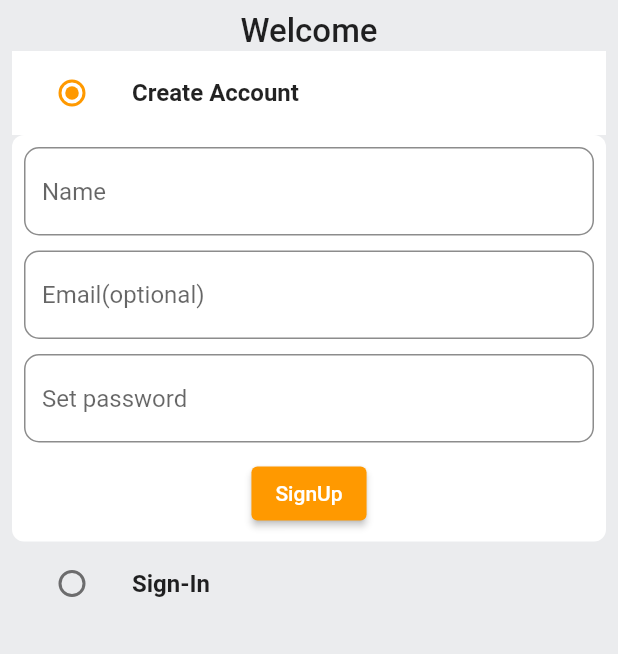
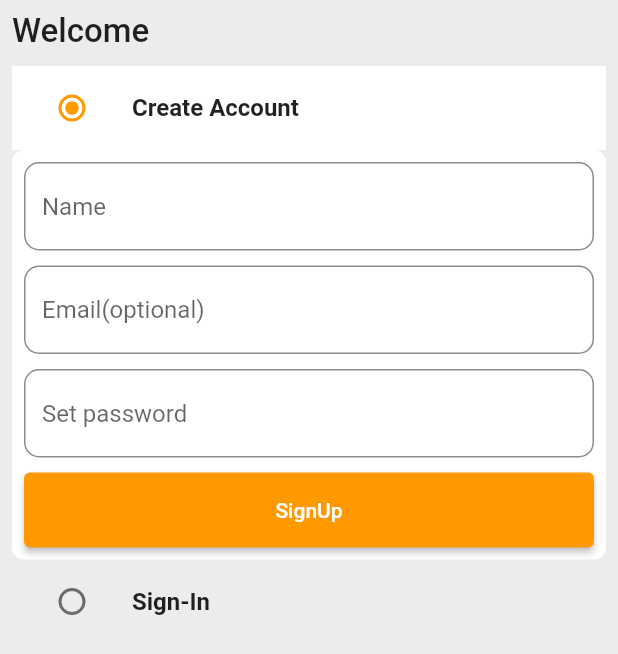
Before and after one commit to DhruvalGolakiya/amzon_clone, a Flutter app: the screen it shows after launch, on a phone screen of 412 x 824 dp. Shown: the top 654 px of the screen. Run offline on Flutter 3.47's test engine with Material 2 defaults, Android fonts, the phone set to English and light mode, and no system bars.

Commit message:
again commit

```diff
--- a/lib/common/Widgets/custom_button.dart
+++ b/lib/common/Widgets/custom_button.dart
@@ -1,3 +1,5 @@
+// ignore_for_file: sort_child_properties_last
+
 import 'package:flutter/material.dart';
 
 class CustomButton extends StatelessWidget {
@@ -14,6 +16,8 @@ class CustomButton extends StatelessWidget {
     return ElevatedButton(
       onPressed: () {},
       child: Text(text),
+      style: ElevatedButton.styleFrom(
+          minimumSize: const Size(double.infinity, 50)),
     );
   }
 }
--- a/lib/feature/auth/auth_screen.dart
+++ b/lib/feature/auth/auth_screen.dart
@@ -42,10 +42,14 @@ class _AuthScreenState extends State<AuthScreen> {
           child: Padding(
         padding: const EdgeInsets.all(8.0),
         child: Column(
+          crossAxisAlignment: CrossAxisAlignment.start,
           children: [
             Text(
               "Welcome",
               style: TextStyle(fontSize: 22, fontWeight: FontWeight.w500),
+            ),
+            SizedBox(
+              height: 10,
             ),
             ListTile(
               tileColor: auth == Auth.signup
@@ -105,6 +109,9 @@ class _AuthScreenState extends State<AuthScreen> {
                 ),
               ),
             ListTile(
+              tileColor: auth == Auth.signin
+                  ? GlobalVariable.backgroundColor
+                  : GlobalVariable.greyBackgroundCOlor,
               title: Text(
                 "Sign-In",
                 style: TextStyle(
@@ -121,7 +128,39 @@ class _AuthScreenState extends State<AuthScreen> {
                 value: Auth.signin,
                 groupValue: auth,
               ),
-            )
+            ),
+            if (auth == Auth.signin)
+              Container(
+                decoration: BoxDecoration(
+                  borderRadius: BorderRadius.circular(8),
+                  color: GlobalVariable.backgroundColor,
+                ),
+                padding: EdgeInsets.all(8),
+                /*  color: GlobalVariable.backgroundColor, */
+                child: Form(
+                  key: _signInFormKey,
+                  child: Column(children: [
+                    SizedBox(
+                      height: 10,
+                    ),
+                    CustomTextField(
+                      controller: _emailController,
+                      hintText: 'Email(optional)',
+                    ),
+                    SizedBox(
+                      height: 10,
+                    ),
+                    CustomTextField(
+                      controller: _passwordController,
+                      hintText: 'Set password',
+                    ),
+                    SizedBox(
+                      height: 10,
+                    ),
+                    CustomButton(text: 'SignIn', onTap: () {})
+                  ]),
+                ),
+              ),
           ],
         ),
       )),
```
